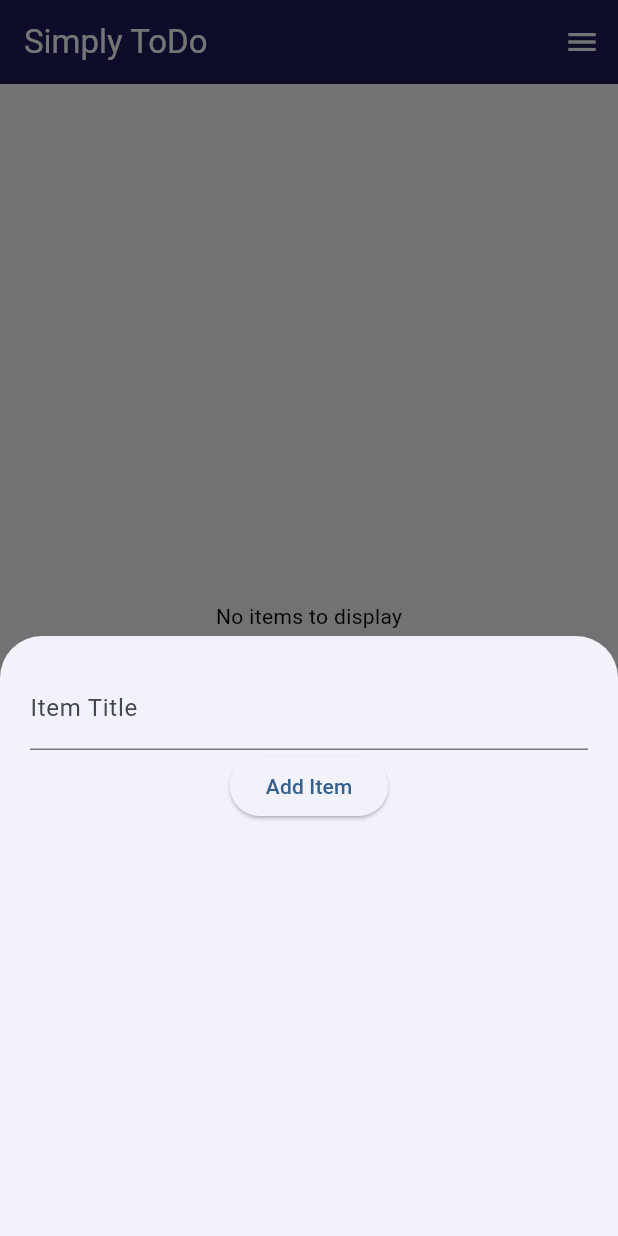
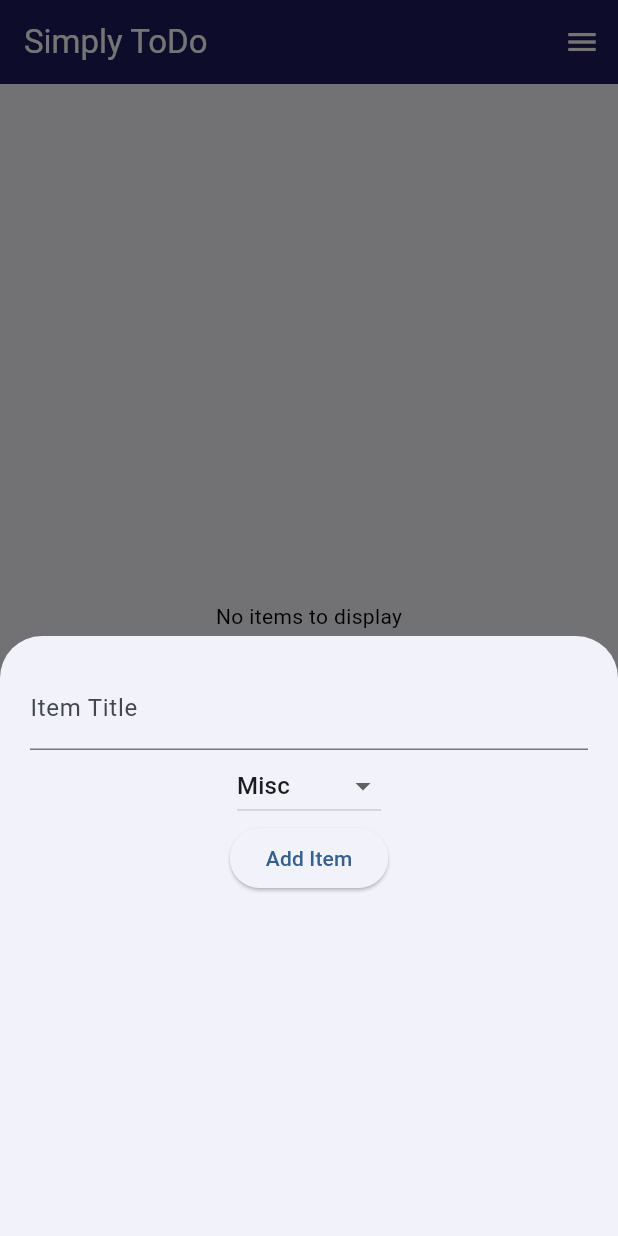
Before and after one commit to TheFitBrogrammer/Flutter, a Flutter app: the screen it shows after launch, after a tap on the "add" icon, on a phone screen of 412 x 824 dp. Run offline on Flutter 3.47's test engine with Material 3 defaults, Android fonts, the phone set to English and light mode, and no system bars; our stand-ins replace flutter_bloc, sqflite; accounts and stored records are empty.

Commit message:
Updated add items functionality.

```diff
--- a/SimplyToDo/lib/screens/home_screen.dart
+++ b/SimplyToDo/lib/screens/home_screen.dart
@@ -18,8 +18,22 @@ class HomeScreen extends StatefulWidget {
 
 class _HomeScreenState extends State<HomeScreen> {
   int _selectedIndex = 0;
+  final TextEditingController titleController = TextEditingController();
   // ignore: prefer_final_fields
   ItemCategory _selectedCategory = ItemCategory.All;
+
+  @override
+  void initState() {
+    super.initState();
+    context.read<ItemCubit>().fetchItemData();
+    WidgetsFlutterBinding.ensureInitialized();
+  }
+
+  @override
+  void dispose() {
+    titleController.dispose();
+    super.dispose();
+  }
 
   @override
   Widget build(BuildContext context) {
@@ -27,20 +41,17 @@ class _HomeScreenState extends State<HomeScreen> {
     Color appBarAndBottomNavColor = const Color(0xFF1c1c5e);
     Color floatingActionButtonColor = const Color(0xFFff6a06);
     Color textColor = Colors.white;
-    Color iconAndTextColor = Colors.white; // White color for text and icons
-
+    Color iconAndTextColor = Colors.white;
     return Scaffold(
       appBar: AppBar(
         backgroundColor: appBarAndBottomNavColor,
         title: Text(
           widget.title,
-          style:
-              TextStyle(color: textColor), // Apply white color to AppBar title
+          style: TextStyle(color: textColor),
         ),
         actions: [
           IconButton(
-            icon: Icon(Icons.menu,
-                color: textColor), // Apply white color to menu icon
+            icon: Icon(Icons.menu, color: textColor),
             onPressed: () {
               // Implement menu action
             },
@@ -64,7 +75,8 @@ class _HomeScreenState extends State<HomeScreen> {
               itemBuilder: (context, index) {
                 final item = items[index];
                 return ListTile(
-                  title: Text(item.title, style: TextStyle(color: textColor)),
+                  title: Text(item.title,
+                      style: const TextStyle(color: Colors.black)),
                   // Further implementation details such as leading, trailing, onTap
                 );
               },
@@ -82,8 +94,8 @@ class _HomeScreenState extends State<HomeScreen> {
         ),
       ),
       bottomNavigationBar: BottomNavigationBar(
-        backgroundColor: appBarAndBottomNavColor, // Match AppBar color
-        selectedItemColor: iconAndTextColor, // White color for selected item
+        backgroundColor: appBarAndBottomNavColor,
+        selectedItemColor: iconAndTextColor,
         unselectedItemColor: iconAndTextColor.withOpacity(
             0.6), // Slightly faded white color for unselected items
         currentIndex: _selectedIndex,
@@ -103,46 +115,93 @@ class _HomeScreenState extends State<HomeScreen> {
   void _onItemTapped(int index) {
     setState(() {
       _selectedIndex = index;
-      // Update your category view based on the index, if necessary
+      switch (index) {
+        case 0:
+          _selectedCategory = ItemCategory.All;
+          break;
+        case 1:
+          _selectedCategory = ItemCategory.Urgent;
+          break;
+        case 2:
+          _selectedCategory = ItemCategory.Important;
+          break;
+        case 3:
+          _selectedCategory = ItemCategory.Misc;
+          break;
+        case 4:
+          _selectedCategory = ItemCategory.Shopping;
+          break;
+        default:
+          _selectedCategory = ItemCategory.All;
+      }
     });
   }
 
   void _showAddItemForm(BuildContext context, ItemCubit itemCubit) {
-    final TextEditingController titleController = TextEditingController();
+    ItemCategory selectedCategory = ItemCategory.Misc;
+    titleController.clear();
+
     showModalBottomSheet(
         context: context,
         builder: (BuildContext context) {
-          // Return your form here
+          return StatefulBuilder(
+            builder: (BuildContext context, StateSetter setState) {
+              // Removes ALL category from category menu.
+              final categories = ItemCategory.values
+                  .where((c) => c != ItemCategory.All)
+                  .toList();
               return Container(
                 padding: const EdgeInsets.all(20),
-            height: 400, // Adjust the height as needed
+                height: 400,
                 child: Column(
+                  mainAxisSize: MainAxisSize.min,
                   children: [
                     TextField(
-                  decoration: const InputDecoration(labelText: 'Item Title'),
+                      decoration:
+                          const InputDecoration(labelText: 'Item Title'),
                       controller: titleController,
                     ),
-                // Add more fields for item details like category selection
+                    DropdownButton<ItemCategory>(
+                      value: selectedCategory,
+                      onChanged: (ItemCategory? newValue) {
+                        setState(() {
+                          if (newValue != null) {
+                            selectedCategory = newValue;
+                          }
+                        });
+                      },
+                      items: categories.map((ItemCategory category) {
+                        return DropdownMenuItem<ItemCategory>(
+                          value: category,
+                          child: Text(category.toString().split('.').last),
+                        );
+                      }).toList(),
+                    ),
                     ElevatedButton(
                       onPressed: () async {
+                        if (titleController.text.trim().isNotEmpty) {
                           final navigator = Navigator.of(context);
-                    final scaffoldMessenger = ScaffoldMessenger.of(context);
+                          final scaffoldMessenger =
+                              ScaffoldMessenger.of(context);
                           final newItem = Item(
                             indexId: itemCubit.state.itemsList.length,
-                        title: titleController.text.toString(),
+                            title: titleController.text,
                             date: DateTime.now().millisecondsSinceEpoch,
-                        category: ItemCategory.Misc);
-                    bool success = await itemCubit.addItem(newItem.toMap());
-                    // titleController.dispose();
+                            category: selectedCategory,
+                          );
+                          bool success =
+                              await itemCubit.addItem(newItem.toMap());
                           if (success) {
-                      scaffoldMessenger.showSnackBar(const SnackBar(
-                        content: Text("New item added"),
-                        duration: Duration(milliseconds: 2000),
+                            scaffoldMessenger.showSnackBar(SnackBar(
+                              content: Text(
+                                  "New item added to ${selectedCategory.name}."),
+                              duration: const Duration(milliseconds: 2000),
                             ));
                             itemCubit.fetchItemData();
                             navigator.pop();
                           } else {
-                      log("ASYNC Error occurred");
+                            log("Error occurred while adding item");
+                          }
                         }
                       },
                       child: const Text('Add Item'),
@@ -150,6 +209,8 @@ class _HomeScreenState extends State<HomeScreen> {
                   ],
                 ),
               );
+            },
+          );
         });
   }
 }
```
Also changed, not shown: SimplyToDo/lib/data/bloc/cubits/item_cubit.dart (+14 -0 lines). Lines whose indentation alone changed are shown as unchanged.
